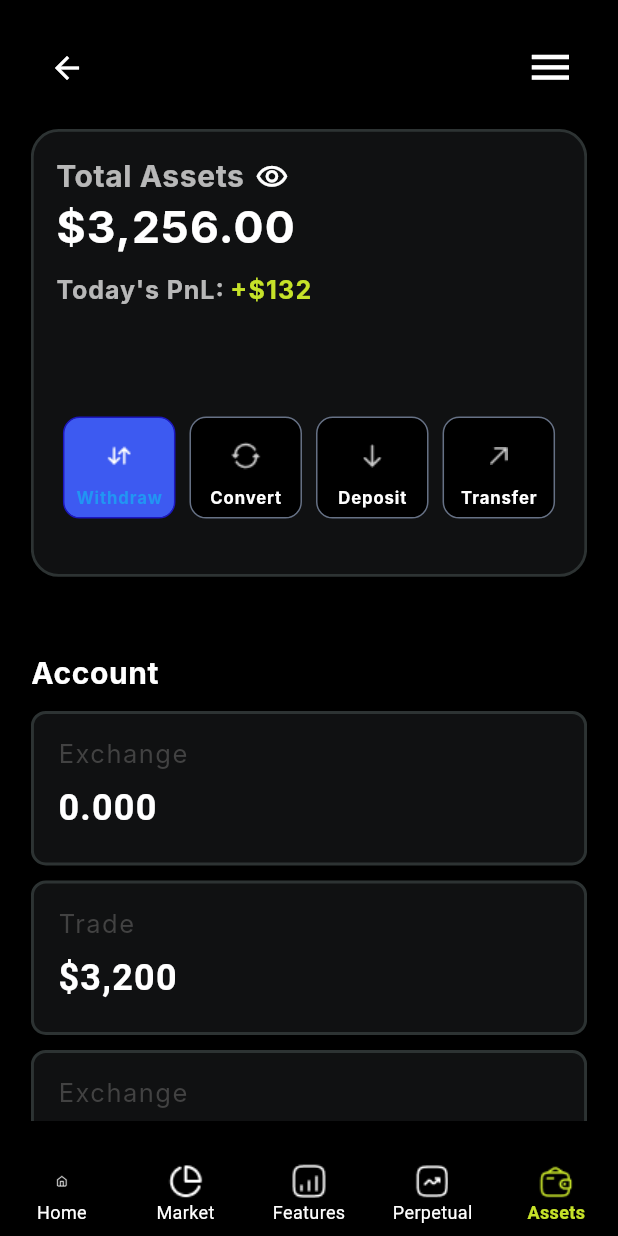
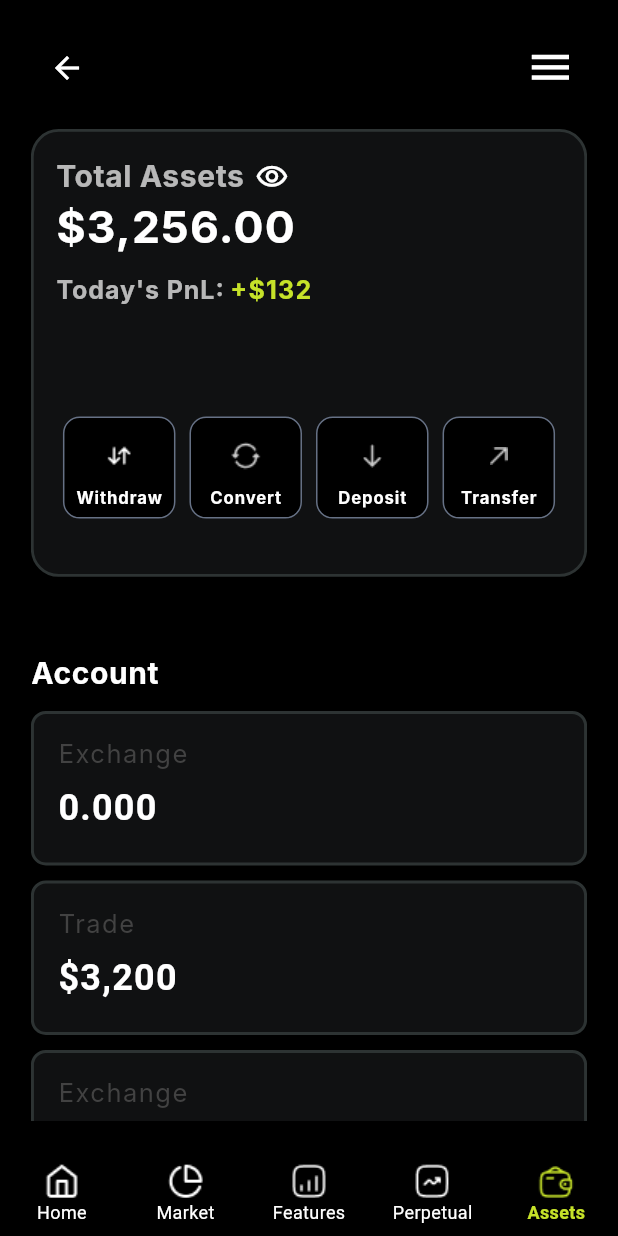
Before and after one commit to samson4567/signalwalletX, a Flutter app: the FeedPage screen opened by its route, item 5 of the bottom bar chosen, on a phone screen of 412 x 824 dp. Run offline on Flutter 3.47's test engine with Material 3 defaults, Android fonts, the phone set to English and light mode, and no system bars; our stand-ins replace dropdown_button2, fl_chart, flutter_animate, flutter_screenutil, go_router, shimmer; missing offline and left inert: k_chart; network calls fail; Roboto replaces fonts that are missing (Inter, inter).

Commit message:
done done done

```diff
--- a/lib/component/buttonbarnav.dart
+++ b/lib/component/buttonbarnav.dart
@@ -37,6 +37,7 @@ class _BottomNavBarState extends State<BottomNavBar> {
         return BottomNavigationBarItem(
           icon: Image.asset(
             item['icon']!,
+            fit: BoxFit.cover,
             width: 24,
             height: 24,
             color: widget.selectedIndex == navItems.indexOf(item)
--- a/lib/feed/asset.dart
+++ b/lib/feed/asset.dart
@@ -16,7 +16,7 @@ class Assets extends StatefulWidget {
 
 class _AssetsState extends State<Assets> {
   final GlobalKey<ScaffoldState> _scaffoldKey = GlobalKey<ScaffoldState>();
-  int _selectedIndex = 0;
+  int? _selectedIndex;
 
   @override
   Widget build(BuildContext context) {
```
